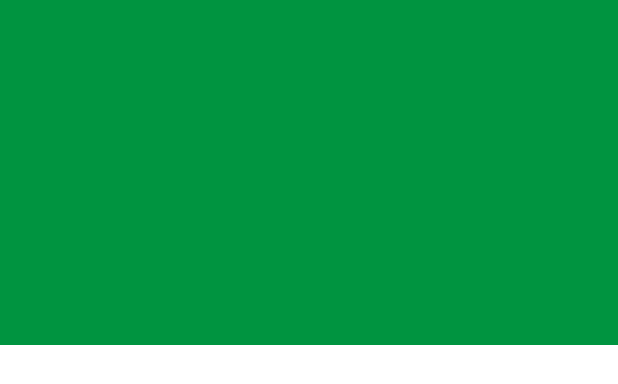
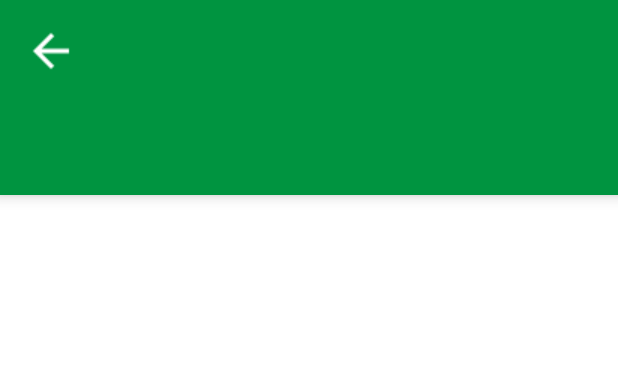
Before and after one commit to zhenhaoli/Unificiency, an Android app: the layout activity_buildung_details.xml on its own in the app's theme, with its tools: preview values and no code run, on a phone screen of 412 x 824 dp. Shown: the top 384 px of the screen. Run offline under Robolectric (Android 15) with nearby library versions, the phone set to English and light mode, and no system bars.

Commit message:
first work on building details page

```diff
--- a/UnificiencyAndroid/app/src/main/java/lmu/de/unificiencyandroid/components/buildings/BuildingsNearestAdapter.java
+++ b/UnificiencyAndroid/app/src/main/java/lmu/de/unificiencyandroid/components/buildings/BuildingsNearestAdapter.java
@@ -45,7 +45,7 @@ public class BuildingsNearestAdapter extends RecyclerView.Adapter<BuildingsNeare
     public void onBindViewHolder(ViewHolderBuildings holder, int position) {
         Building building = this.buildings.get(position);
         ColorGenerator generator = ColorGenerator.MATERIAL;
-        holder.info.setBackgroundColor(generator.getRandomColor());
+        holder.info.setBackgroundColor(generator.getColor(building.address));
 
         holder.address.setText(building.address);
         holder.description.setText(building.city);
--- a/UnificiencyAndroid/app/src/main/res/layout/activity_buildung_details.xml
+++ b/UnificiencyAndroid/app/src/main/res/layout/activity_buildung_details.xml
@@ -1,56 +1,52 @@
+<?xml version="1.0" encoding="utf-8"?>
+<LinearLayout xmlns:android="http://schemas.android.com/apk/res/android"
+    xmlns:app="http://schemas.android.com/apk/res-auto"
+    android:orientation="vertical"
+    android:layout_width="match_parent"
+    android:layout_height="match_parent"
+    android:id="@+id/buildings_details_root">
 
-<android.support.design.widget.CoordinatorLayout xmlns:android="http://schemas.android.com/apk/res/android"
-    xmlns:app="http://schemas.android.com/apk/res-auto"
-    android:layout_width="match_parent"
-    android:layout_height="match_parent">
+    <RelativeLayout
+        android:layout_width="match_parent"
+        android:layout_height="130dp"
+        android:background="@color/lmugreen"
+        android:elevation="6dp">
 
-    <android.support.design.widget.AppBarLayout
-        android:id="@+id/groups_app_bar_layout"
-        android:layout_width="match_parent"
-        android:layout_height="wrap_content">
+        <ImageView
+            android:id="@+id/buildings_details_backButton"
+            android:layout_width="wrap_content"
+            android:layout_height="wrap_content"
+            android:src="@drawable/ic_arrow_back"
+            android:layout_marginTop="16dp"
+            android:layout_marginLeft="16dp"
+            android:background="?attr/selectableItemBackgroundBorderless"
+            android:clickable="true"
+            />
+        <TextView
+            android:layout_below="@id/buildings_details_backButton"
+            android:layout_height="wrap_content"
+            android:layout_width="match_parent"
+            android:id="@+id/groups_details_hero"
+            android:textColor="@color/white"
+            android:layout_centerInParent="true"
+            android:textSize="25sp"
+            android:gravity="center"
+            android:background="?attr/selectableItemBackgroundBorderless"
+            android:clickable="true"
+            />
+    </RelativeLayout>
 
-        <android.support.design.widget.CollapsingToolbarLayout
-            android:id="@+id/collapsing_toolbar"
-            android:layout_width="match_parent"
-            android:layout_height="match_parent"
-            app:contentScrim="?attr/colorPrimary"
-            app:layout_scrollFlags="scroll|exitUntilCollapsed">
-
-            <ImageView
-                android:id="@+id/img_details"
-                android:layout_width="match_parent"
-                android:layout_height="230dp"
-                android:scaleType="centerCrop"
-                app:layout_collapseMode="parallax"
-                app:layout_collapseParallaxMultiplier="0.8" />
-        </android.support.design.widget.CollapsingToolbarLayout>
-
-    </android.support.design.widget.AppBarLayout>
-
-    <android.support.v4.widget.NestedScrollView
-        android:layout_width="match_parent"
-        android:layout_height="match_parent"
-        android:fillViewport="true"
-        app:layout_behavior="@string/appbar_scrolling_view_behavior">
 
         <LinearLayout
             android:layout_width="match_parent"
             android:layout_height="match_parent"
             android:orientation="vertical">
 
-            <TextView
-                android:id="@+id/text_details"
-                android:layout_width="wrap_content"
-                android:layout_height="wrap_content"
-                android:paddingLeft="6dip"
-                android:textSize="20dp" />
-
             <ListView
                 android:id="@+id/section_listview"
                 android:layout_width="match_parent"
-                android:layout_height="100dp"
+                android:layout_height="match_parent"
                 android:layout_below="@+id/text_details"></ListView>
         </LinearLayout>
 
-    </android.support.v4.widget.NestedScrollView>
-</android.support.design.widget.CoordinatorLayout>
+</LinearLayout>
--- a/UnificiencyAndroid/app/src/main/res/layout/buildingdetails_list_header.xml
+++ b/UnificiencyAndroid/app/src/main/res/layout/buildingdetails_list_header.xml
@@ -9,7 +9,6 @@
         android:layout_height="wrap_content"
         android:gravity="center"
         android:padding="8dp"
-        android:text=""
         android:textAllCaps="false"
         android:textAppearance="?android:attr/textAppearanceLarge"
         android:textColor="#000"
--- a/UnificiencyAndroid/app/src/main/res/layout/buildingdetails_list_item.xml
+++ b/UnificiencyAndroid/app/src/main/res/layout/buildingdetails_list_item.xml
@@ -3,6 +3,7 @@
     android:orientation="vertical" android:layout_width="match_parent"
     android:layout_height="match_parent">
     <TextView
+        android:drawableLeft="@drawable/building_black"
         android:id="@+id/buildingdetails_listitem"
         android:layout_width="match_parent"
         android:layout_height="wrap_content"
```
Also changed, not shown: UnificiencyAndroid/app/src/main/java/lmu/de/unificiencyandroid/components/buildings/BuildingDetails.java (+29 -30 lines), UnificiencyAndroid/app/src/main/res/drawable/building_black.png (added).
